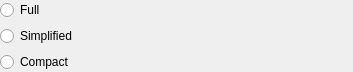
Old version of the form src/plugins/rostersview/rostercontactviewoptions.ui in the repository silvansky/Contacts.
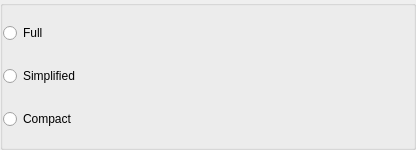
New version of the form.

```diff
--- a/src/plugins/rostersview/rostercontactviewoptions.ui
+++ b/src/plugins/rostersview/rostercontactviewoptions.ui
@@ -6,14 +6,38 @@
    <rect>
     <x>0</x>
     <y>0</y>
-    <width>353</width>
-    <height>63</height>
+    <width>416</width>
+    <height>150</height>
    </rect>
   </property>
   <layout class="QGridLayout" name="gridLayout">
    <property name="margin">
     <number>0</number>
    </property>
+   <item row="0" column="0" colspan="2">
+    <widget class="QGroupBox" name="groupBox">
+     <property name="title">
+      <string/>
+     </property>
+     <property name="flat">
+      <bool>true</bool>
+     </property>
+     <property name="checkable">
+      <bool>false</bool>
+     </property>
+     <layout class="QGridLayout" name="gridLayout_2">
+      <property name="leftMargin">
+       <number>0</number>
+      </property>
+      <property name="topMargin">
+       <number>0</number>
+      </property>
+      <property name="rightMargin">
+       <number>1</number>
+      </property>
+      <property name="bottomMargin">
+       <number>0</number>
+      </property>
    <item row="0" column="0">
     <widget class="QRadioButton" name="rdbViewFull">
      <property name="text">
@@ -72,6 +96,9 @@
      <property name="textFormat">
       <enum>Qt::PlainText</enum>
      </property>
+       </widget>
+      </item>
+     </layout>
     </widget>
    </item>
   </layout>
```
Lines whose indentation alone changed are shown as unchanged.
